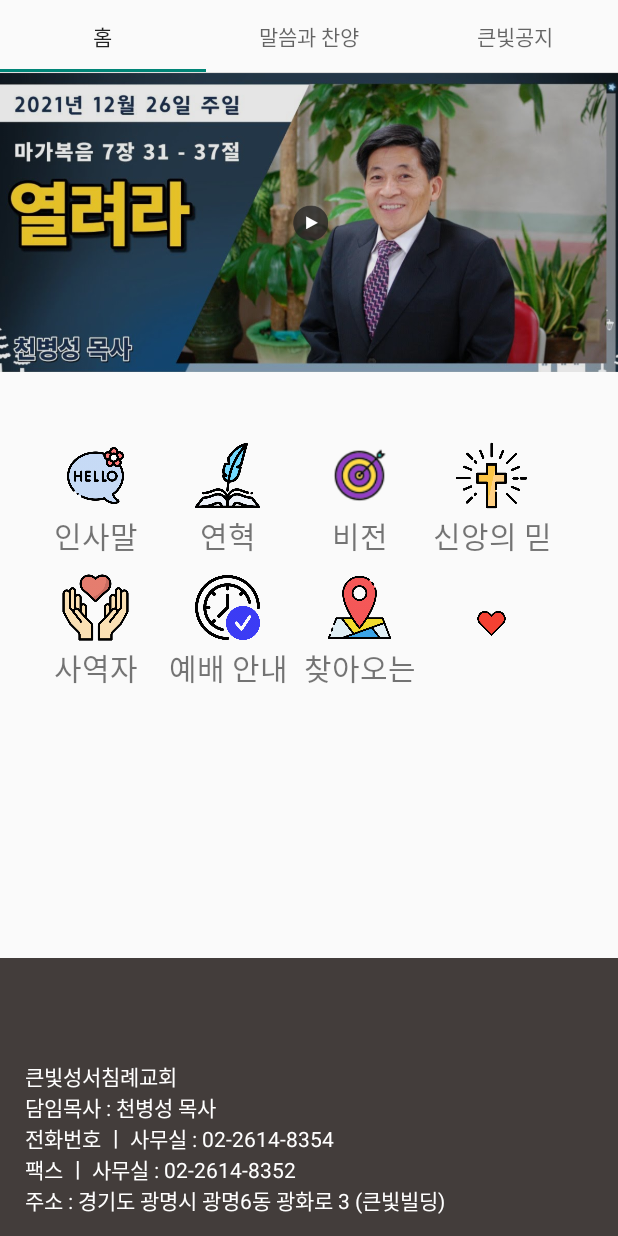
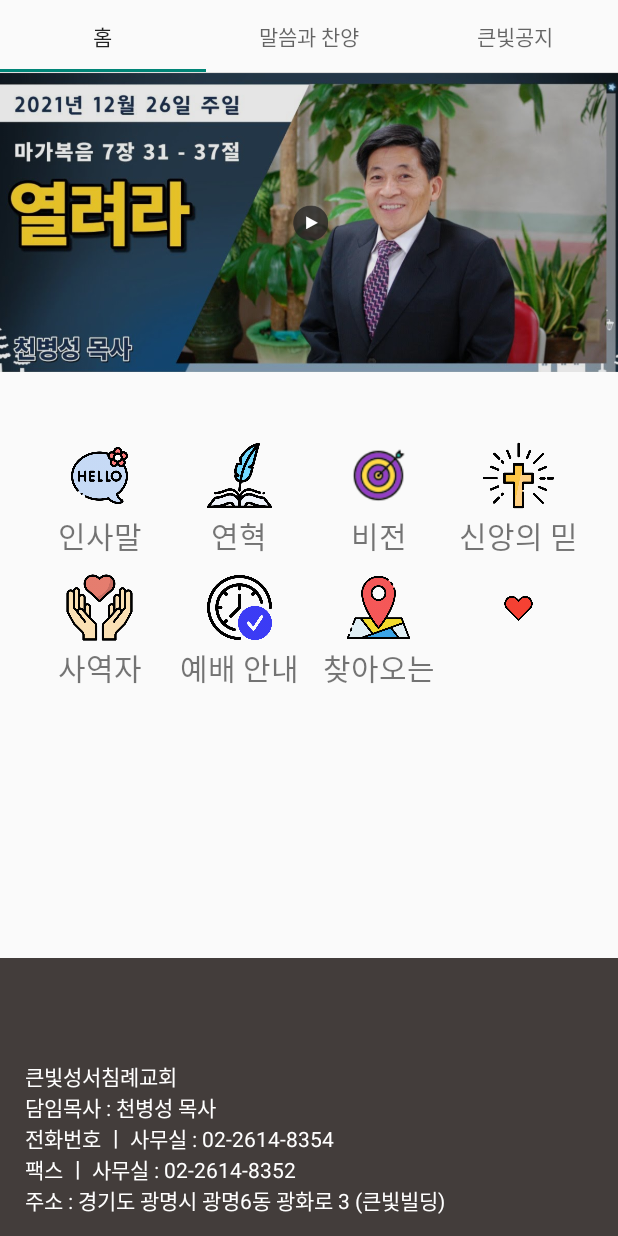
Before and after one commit to KIMHAUN/kbbbc_20211227, an Android app: the screen it shows after launch (MainActivity), on a phone screen of 412 x 824 dp. Run offline under Robolectric (Android 15) with nearby library versions, the phone set to English and light mode, and no system bars; plain views replace SpringDotsIndicator.

Commit message:
아이콘 간격 비율로 처리

```diff
--- a/app/src/main/res/layout/fragment_home.xml
+++ b/app/src/main/res/layout/fragment_home.xml
@@ -30,18 +30,18 @@
         android:layout_height="wrap_content"
         android:columnCount="4"
         android:rowCount="2"
+        android:layout_gravity = "fill_horizontal"
         android:useDefaultMargins="true"
         >
 
         <!--인사말-->
         <LinearLayout
             android:id="@+id/greetings"
-            android:layout_width="80dp"
-            android:layout_height="80dp"
-            android:layout_weight="1"
             android:gravity="center"
-            android:onClick="go_map"
             android:clickable="true"
+            android:layout_width="0dp"
+            android:layout_columnWeight="1"
+            android:layout_height="match_parent"
             android:orientation="vertical">
 
             <ImageView
@@ -62,9 +62,9 @@
         <!--연혁-->
         <LinearLayout
             android:id="@+id/history"
-            android:layout_width="80dp"
-            android:layout_height="80dp"
-            android:layout_weight="1"
+            android:layout_width="0dp"
+            android:layout_columnWeight="1"
+            android:layout_height="match_parent"
             android:gravity="center"
             android:clickable="true"
             android:orientation="vertical">
@@ -87,9 +87,9 @@
         <!--비전-->
         <LinearLayout
             android:id="@+id/vision"
-            android:layout_width="80dp"
-            android:layout_height="80dp"
-            android:layout_weight="1"
+            android:layout_width="0dp"
+            android:layout_columnWeight="1"
+            android:layout_height="match_parent"
             android:gravity="center"
             android:onClick="go_map"
             android:clickable="true"
@@ -113,9 +113,9 @@
         <!--신앙의 믿음-->
         <LinearLayout
             android:id="@+id/faith"
-            android:layout_width="80dp"
-            android:layout_height="80dp"
-            android:layout_weight="1"
+            android:layout_width="0dp"
+            android:layout_columnWeight="1"
+            android:layout_height="match_parent"
             android:gravity="center"
             android:onClick="go_map"
             android:clickable="true"
@@ -139,9 +139,9 @@
         <!--사역자 소개-->
         <LinearLayout
             android:id="@+id/profiles"
-            android:layout_width="80dp"
-            android:layout_height="80dp"
-            android:layout_weight="1"
+            android:layout_width="0dp"
+            android:layout_columnWeight="1"
+            android:layout_height="match_parent"
             android:gravity="center"
             android:onClick="go_map"
             android:clickable="true"
@@ -165,9 +165,9 @@
         <!--예배 안내-->
         <LinearLayout
             android:id="@+id/timetable"
-            android:layout_width="80dp"
-            android:layout_height="80dp"
-            android:layout_weight="1"
+            android:layout_width="0dp"
+            android:layout_columnWeight="1"
+            android:layout_height="match_parent"
             android:gravity="center"
             android:onClick="go_map"
             android:clickable="true"
@@ -191,9 +191,9 @@
         <!--찾아오는 길-->
         <LinearLayout
             android:id="@+id/map"
-            android:layout_width="80dp"
-            android:layout_height="80dp"
-            android:layout_weight="1"
+            android:layout_width="0dp"
+            android:layout_columnWeight="1"
+            android:layout_height="match_parent"
             android:gravity="center"
             android:onClick="go_map"
             android:clickable="true"
@@ -217,11 +217,10 @@
         <!--공갈-->
         <LinearLayout
             android:id="@+id/heart"
-            android:layout_width="80dp"
-            android:layout_height="80dp"
-            android:layout_weight="1"
+            android:layout_width="0dp"
+            android:layout_columnWeight="1"
+            android:layout_height="match_parent"
             android:gravity="center"
-            android:onClick="go_map"
             android:clickable="true"
             android:orientation="vertical">
 
@@ -229,6 +228,7 @@
                 android:id="@+id/img_heart"
                 app:srcCompat="@drawable/heart"
                 android:layout_height="30dp"
+                android:layout_marginTop="10dp"
                 android:layout_width="50dp"/>
             <TextView
                 android:id="@+id/txt_heart"
@@ -239,8 +239,6 @@
                 android:layout_height="10dp"
                 android:layout_width="80dp"/>
         </LinearLayout>
-
-
     </GridLayout>
     <LinearLayout
         android:layout_height="100dp"
@@ -262,6 +260,7 @@
             android:layout_width="match_parent"
             android:layout_height="wrap_content"
             android:gravity="bottom"
+            android:layout_weight="1"
             android:layout_gravity="bottom"
             android:padding="8dp"
             android:textColor="@color/white"
```
Also changed, not shown: app/src/main/res/layout/fragment_worship.xml (+21 -25 lines).
